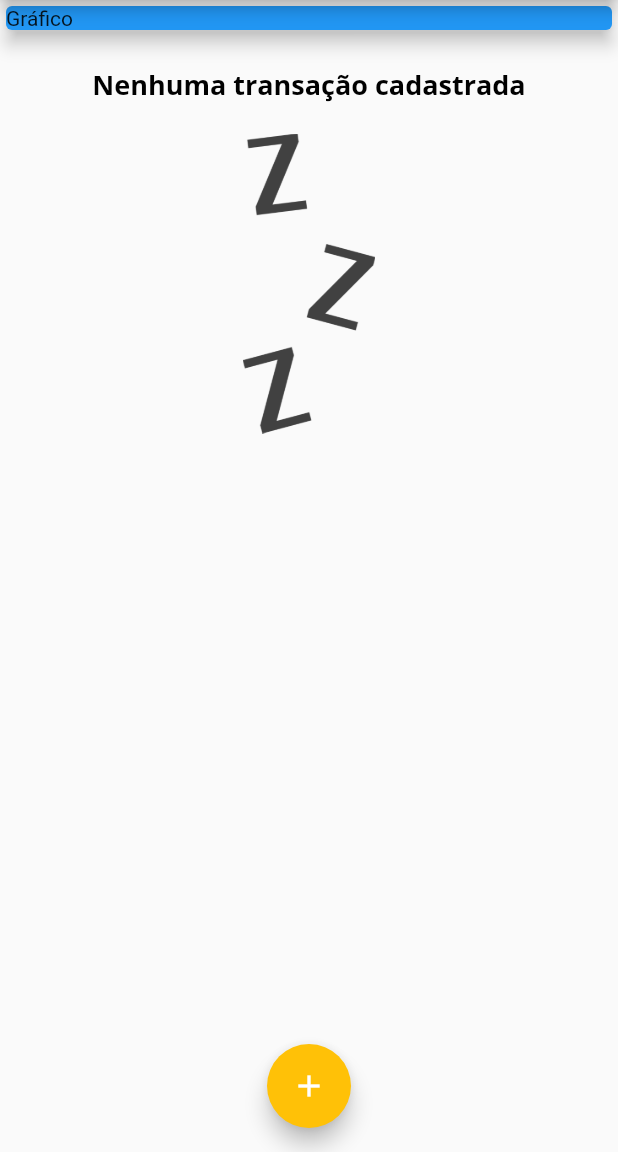
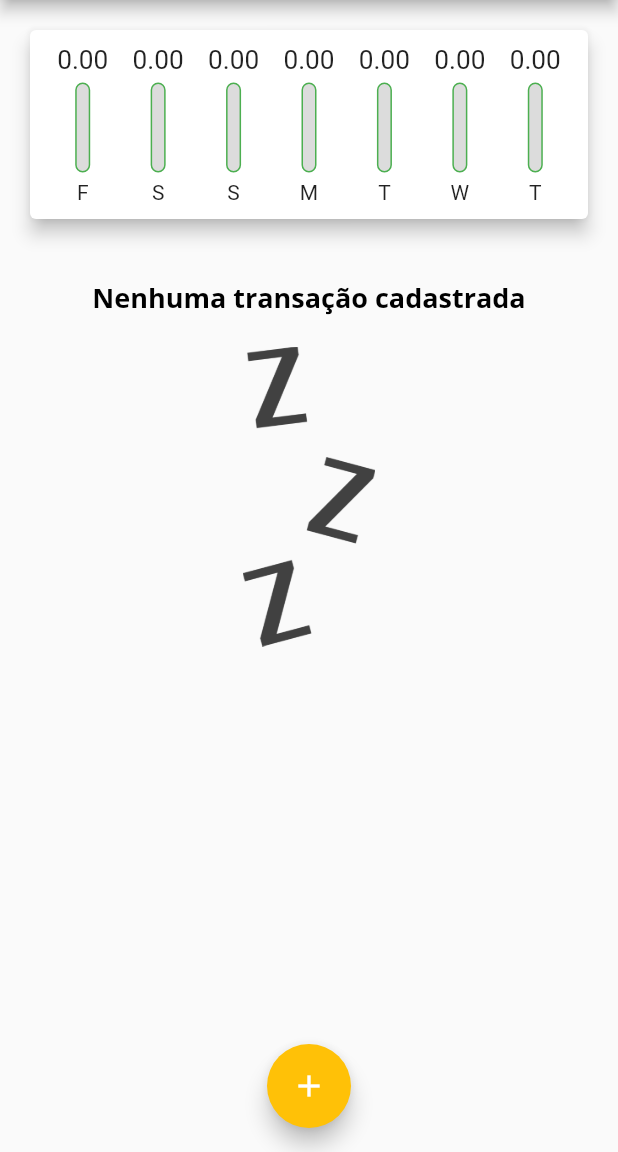
Before and after one commit to joaob19/expenses, a Flutter app: the screen it shows after launch, on a phone screen of 412 x 824 dp, the part 84-1236 px from its top. Run offline on Flutter 3.47's test engine with Material 2 defaults, Android fonts, the phone set to English and light mode, and no system bars.

Commit message:
Finished chart, form and transaction list

```diff
--- /dev/null
+++ b/lib/components/chart.dart
@@ -0,0 +1,68 @@
+import 'package:expenses/components/chart_bar.dart';
+import 'package:expenses/models/transaction.dart';
+import 'package:flutter/material.dart';
+import 'package:intl/intl.dart';
+
+class Chart extends StatelessWidget {
+  const Chart({
+    Key? key,
+    required this.recentTransactions,
+  }) : super(key: key);
+
+  final List<Transaction> recentTransactions;
+
+  List<Map<String, Object>> get _groupedTransactions {
+    return List.generate(7, (index) {
+      final weekDay = DateTime.now().subtract(
+        Duration(days: index),
+      );
+
+      double totalSom = 0.00;
+
+      for (int i = 0; i < recentTransactions.length; i++) {
+        bool sameDay = recentTransactions[i].date.day == weekDay.day;
+        bool sameMonth = recentTransactions[i].date.month == weekDay.month;
+        bool sameYear = recentTransactions[i].date.year == weekDay.year;
+
+        if (sameDay && sameMonth && sameYear) {
+          totalSom += recentTransactions[i].value;
+        }
+      }
+
+      return {
+        'day': DateFormat.E().format(weekDay)[0],
+        'value': totalSom,
+      };
+    }).reversed.toList();
+  }
+
+  double get _weekValue{
+    return _groupedTransactions.fold(0, (som, transaction) {
+      return som + (transaction['value'] as double);
+    });
+  }
+
+  @override
+  Widget build(BuildContext context) {
+    return Card(
+      elevation: 5,
+      margin: const EdgeInsets.all(20),
+      child: Padding(
+        padding: const EdgeInsets.all(10),
+        child: Row(
+          mainAxisAlignment: MainAxisAlignment.spaceAround,
+          children: _groupedTransactions.map((tr) {
+            return Flexible(
+              fit: FlexFit.tight,
+              child: ChartBar(
+                label: tr['day'].toString(),
+                value: (tr['value'] as double),
+                percentage: _weekValue == 0 ? 0 : (tr['value'] as double) / _weekValue,
+              ),
+            );
+          }).toList(),
+        ),
+      ),
+    );
+  }
+}
--- /dev/null
+++ b/lib/components/chart_bar.dart
@@ -0,0 +1,59 @@
+import 'package:flutter/material.dart';
+
+class ChartBar extends StatelessWidget {
+  final String label;
+  final double value;
+  final double percentage;
+
+  const ChartBar({
+    Key? key,
+    required this.label,
+    required this.value,
+    required this.percentage,
+  }) : super(key: key);
+
+  @override
+  Widget build(BuildContext context) {
+    return Column(
+      children: [
+        SizedBox(
+          height: 20,
+          child: FittedBox(
+            child: Text(value.toStringAsFixed(2)),
+          ),
+        ),
+        const SizedBox(height: 5),
+        SizedBox(
+          height: 60,
+          width: 10,
+          child: Stack(
+            alignment: Alignment.bottomCenter,
+            children: [
+              Container(
+                decoration: BoxDecoration(
+                  border: Border.all(
+                    color: Colors.green,
+                    width: 1,
+                  ),
+                  color: const Color.fromRGBO(220, 220, 220, 1),
+                  borderRadius: BorderRadius.circular(5),
+                ),
+              ),
+              FractionallySizedBox(
+                heightFactor: percentage,
+                child: Container(
+                  decoration: BoxDecoration(
+                    color: Theme.of(context).primaryColor,
+                    borderRadius: BorderRadius.circular(5),
+                  ),
+                ),
+              )
+            ],
+          ),
+        ),
+        const SizedBox(height: 5),
+        Text(label),
+      ],
+    );
+  }
+}
--- a/lib/main.dart
+++ b/lib/main.dart
@@ -1,5 +1,6 @@
 import 'dart:math';
 
+import 'package:expenses/components/chart.dart';
 import 'package:expenses/components/transaction_form.dart';
 import 'package:flutter/material.dart';
 
@@ -52,12 +53,20 @@ class MyHomePage extends StatefulWidget {
 class _MyHomePageState extends State<MyHomePage> {
   final List<Transaction> _transactions = [];
 
-  void _addTransaction(String title, double value) {
+  List<Transaction> get _recentTransactions {
+    return _transactions.where((transaction) {
+      return transaction.date.isAfter(
+        DateTime.now().subtract(const Duration(days: 7)),
+      );
+    }).toList();
+  }
+
+  void _addTransaction(String title, double value, DateTime date) {
     final newTransaction = Transaction(
       id: Random().nextDouble().toString(),
       title: title,
       value: value,
-      date: DateTime.now(),
+      date: date,
     );
 
     setState(() {
@@ -65,6 +74,14 @@ class _MyHomePageState extends State<MyHomePage> {
     });
 
     Navigator.of(context).pop();
+  }
+
+  void _removeTransaction(String id) {
+    setState(() {
+      _transactions.removeWhere((transaction) {
+        return transaction.id == id;
+      });
+    });
   }
 
   void _openTransactionFormModal(BuildContext context) {
@@ -98,16 +115,12 @@ class _MyHomePageState extends State<MyHomePage> {
       body: SingleChildScrollView(
         child: Column(
           children: [
-            const SizedBox(
-              width: double.infinity,
-              child: Card(
-                color: Colors.blue,
-                elevation: 5,
-                child: Text('Gráfico'),
-              ),
+            Chart(
+              recentTransactions: _recentTransactions,
             ),
             TransactionList(
               transactions: _transactions,
+              onDelete: _removeTransaction,
             ),
           ],
         ),
```
Also changed, not shown: lib/components/transaction_form.dart (+44 -5 lines), lib/components/transaction_list.dart (+24 -35 lines).
